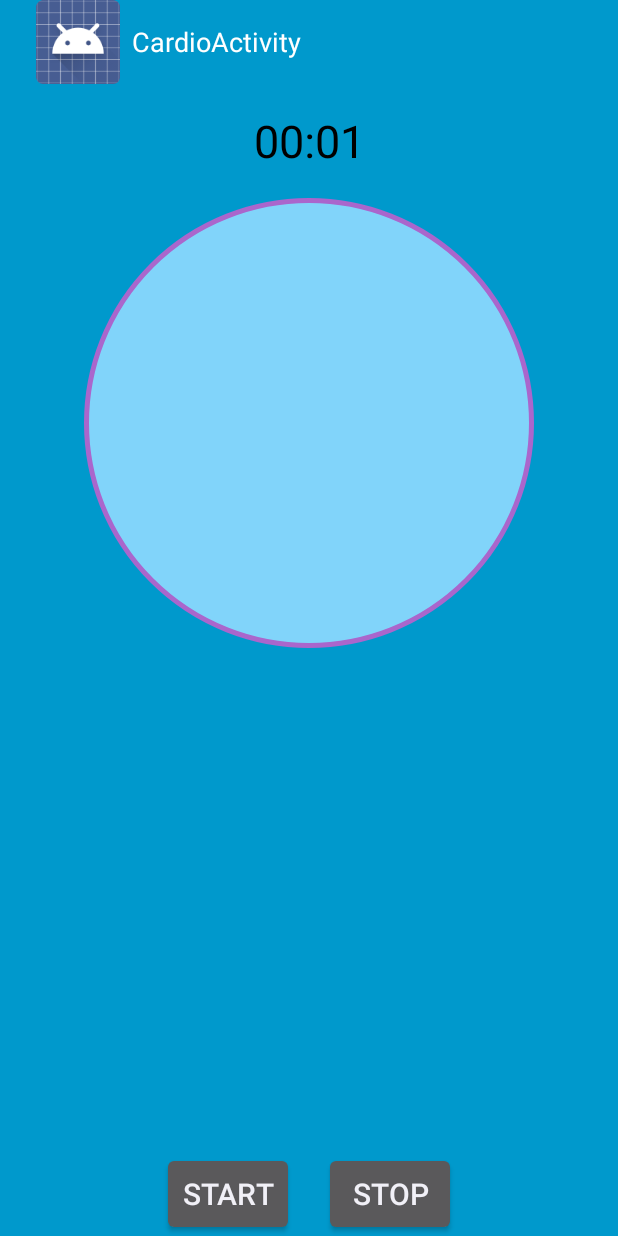
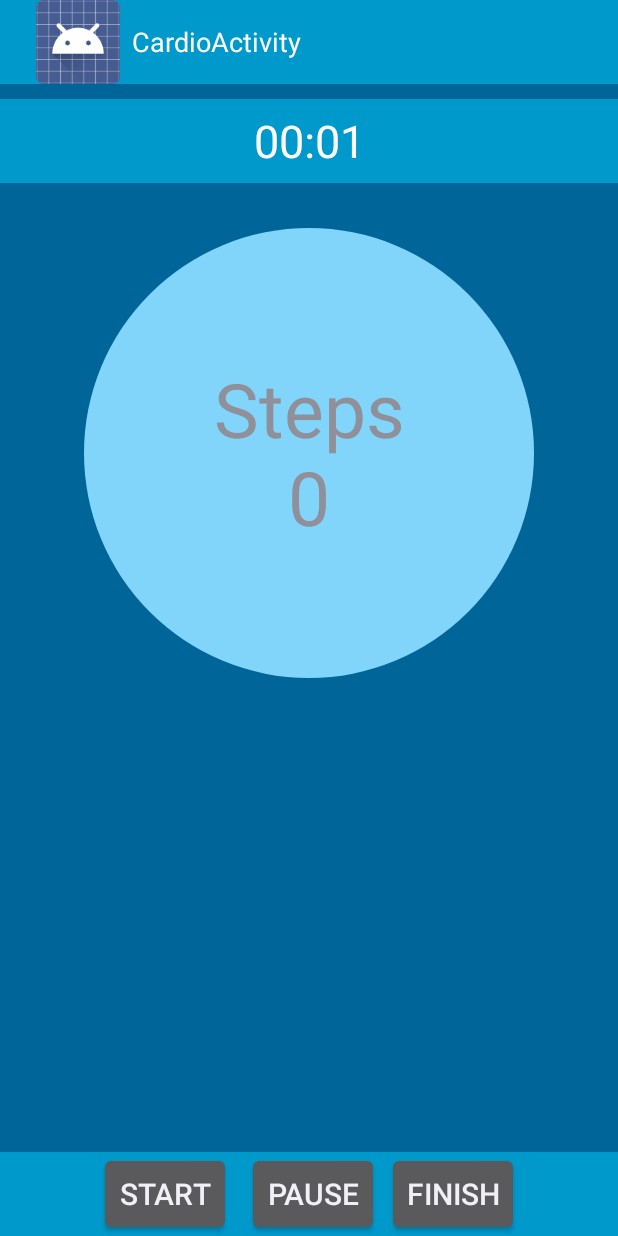
Before and after one commit to gavlaaaaaaaa/Gymify-for-Android, an Android app: the CardioActivity screen opened directly, with no data from a screen before it, after a tap on "START", on a phone screen of 412 x 824 dp. Run offline under Robolectric (Android 15) with nearby library versions, the phone set to English and light mode, and no system bars.

Commit message:
Enhanced layout and colours of CardioActivity. Added pause and finished buttons.

```diff
--- a/gymify/src/main/AndroidManifest.xml
+++ b/gymify/src/main/AndroidManifest.xml
@@ -49,7 +49,8 @@
         </activity>
         <activity
             android:name=".CardioActivity"
-            android:label="@string/title_activity_cardio"></activity>
+            android:label="@string/title_activity_cardio"
+            android:screenOrientation="portrait"></activity>
     </application>
 
 </manifest>
--- a/gymify/src/main/java/com/gav/gymify/CardioActivity.java
+++ b/gymify/src/main/java/com/gav/gymify/CardioActivity.java
@@ -1,5 +1,6 @@
 package com.gav.gymify;
 
+import android.app.AlertDialog;
 import android.content.Context;
 import android.content.DialogInterface;
 import android.hardware.Sensor;
@@ -26,6 +27,9 @@ public class CardioActivity extends Activity implements SensorEventListener, Vie
     private Chronometer chronometer;
     private RelativeLayout circleLayout;
     private long steps = 0;
+    private long exerciseTime = 0;
+    private  AlertDialog.Builder finishDialogBuilder;
+    private AlertDialog finishDialog;
 
     @Override
     protected void onCreate(Bundle savedInstanceState) {
@@ -36,11 +40,34 @@ public class CardioActivity extends Activity implements SensorEventListener, Vie
         chronometer = (Chronometer) findViewById(R.id.chronometer);
         //circleLayout = (RelativeLayout) findViewById(R.id.circleLayout);
         findViewById(R.id.startBtn).setOnClickListener(this);
-        findViewById(R.id.stopBtn).setOnClickListener(this);
+        findViewById(R.id.pauseBtn).setOnClickListener(this);
+        findViewById(R.id.finishBtn).setOnClickListener(this);
 
         mSensorManager = (SensorManager) getSystemService(Context.SENSOR_SERVICE);
         mStepDetectorSensor = mSensorManager.getDefaultSensor(Sensor.TYPE_STEP_DETECTOR);
 
+        finishDialogBuilder = new AlertDialog.Builder(this);
+        finishDialogBuilder.setMessage("Finish Exercise?");
+        finishDialogBuilder.setCancelable(true);
+
+        finishDialogBuilder.setPositiveButton(
+                "Yes",
+                new DialogInterface.OnClickListener() {
+                    public void onClick(DialogInterface dialog, int id) {
+                        dialog.cancel();
+                        CardioActivity.super.onBackPressed();
+                    }
+                });
+
+        finishDialogBuilder.setNegativeButton(
+                "No",
+                new DialogInterface.OnClickListener() {
+                    public void onClick(DialogInterface dialog, int id) {
+                        dialog.cancel();
+                    }
+                });
+
+        finishDialog = finishDialogBuilder.create();
     }
 
 
@@ -85,12 +112,20 @@ public class CardioActivity extends Activity implements SensorEventListener, Vie
     public void onClick(View v) {
         switch (v.getId()){
             case R.id.startBtn:
-                chronometer.setBase(SystemClock.elapsedRealtime());
+                chronometer.setBase(SystemClock.elapsedRealtime() + exerciseTime);
                 chronometer.start();
                 break;
-            case R.id.stopBtn:
+            case R.id.pauseBtn:
+                exerciseTime = chronometer.getBase() - SystemClock.elapsedRealtime();
                 chronometer.stop();
                 break;
+            case R.id.finishBtn:
+                finishDialog.show();
         }
     }
+
+    @Override
+    public void onBackPressed(){
+        finishDialog.show();
+    }
 }
--- a/gymify/src/main/res/drawable/circle.xml
+++ b/gymify/src/main/res/drawable/circle.xml
@@ -2,5 +2,4 @@
 <shape xmlns:android="http://schemas.android.com/apk/res/android"
     android:shape="oval">
     <solid android:color="#81D4FA"/>
-    <stroke android:width="3dp" android:color="@android:color/holo_purple" />
 </shape>
--- a/gymify/src/main/res/layout/activity_cardio.xml
+++ b/gymify/src/main/res/layout/activity_cardio.xml
@@ -6,18 +6,21 @@
     android:rowCount="3"
     tools:context="com.gav.gymify.CardioActivity"
     xmlns:tools="http://schemas.android.com/tools"
-    xmlns:android="http://schemas.android.com/apk/res/android">
+    xmlns:android="http://schemas.android.com/apk/res/android"
+    android:background="#006699">
 
     <Chronometer
         android:id="@+id/chronometer"
-        android:layout_width="wrap_content"
+        android:layout_width="match_parent"
         android:layout_height="wrap_content"
         android:format="%s"
         android:textSize="30sp"
         android:layout_gravity="center"
         android:gravity="center"
         android:layout_row="0"
-        android:layout_margin="10dp"/>
+        android:layout_marginTop="10dp"
+        android:background="@android:color/holo_blue_dark"
+        android:textColor="@android:color/white"/>
 
     <!--<RelativeLayout
         android:id="@+id/circleLayout"
@@ -30,8 +33,9 @@
             android:id="@+id/detector"
             android:layout_width="300dp"
             android:layout_height="300dp"
-            android:layout_marginTop="0dp"
+            android:layout_marginTop="30dp"
             android:textSize="50sp"
+            android:text="Steps\n0"
             android:layout_gravity="center"
             android:gravity="center"
             android:background="@drawable/circle"/>
@@ -49,15 +53,22 @@
             android:layout_width="wrap_content"
             android:layout_height="wrap_content"
             android:textSize="20sp"
-            android:layout_marginRight="10dp"
+            android:layout_marginRight="5dp"
             android:text="START"/>
         <Button
-            android:id="@+id/stopBtn"
+            android:id="@+id/pauseBtn"
             android:layout_width="wrap_content"
             android:layout_height="wrap_content"
             android:textSize="20sp"
-            android:layout_marginLeft="10dp"
-            android:text="STOP"/>
+            android:layout_marginLeft="5dp"
+            android:text="PAUSE"/>
+        <Button
+            android:id="@+id/finishBtn"
+            android:layout_width="wrap_content"
+            android:layout_height="wrap_content"
+            android:textSize="20sp"
+            android:layout_marginLeft="5dp"
+            android:text="FINISH"/>
     </LinearLayout>
 
 
```
Also changed, not shown: 28 other files.
